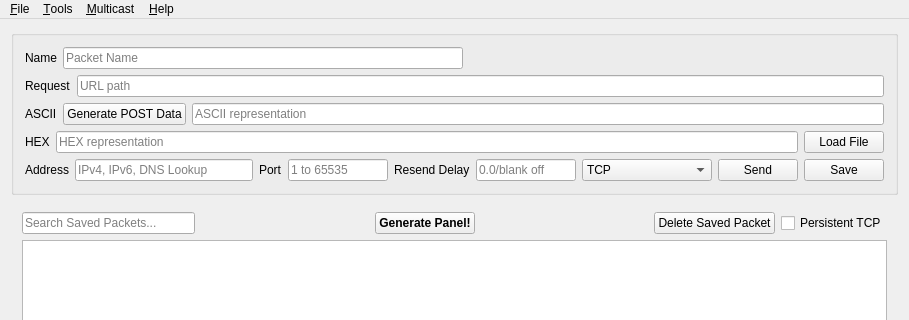
dannagle/PacketSender, file src/mainwindow.ui: the form before one commit; both pictures show x 0 to 909 and y 0 to 320 of the 909 by 746 pixel window.
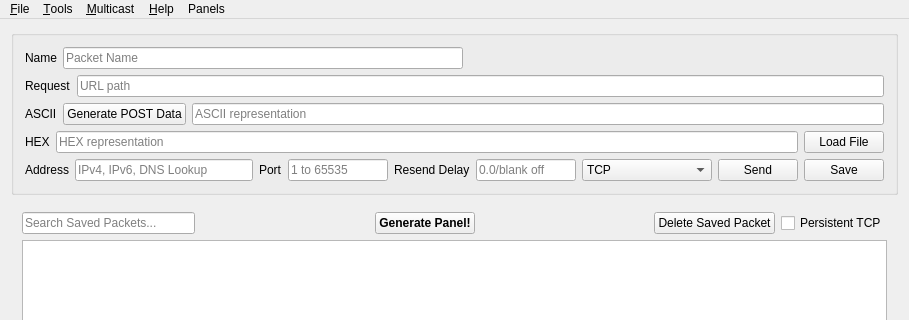
The form after the commit. Icons and pictures are not drawn.

Commit message: enable panel generator

```diff
--- a/src/mainwindow.ui
+++ b/src/mainwindow.ui
@@ -552,10 +552,17 @@
     </property>
     <addaction name="actionJoin_IPv4"/>
    </widget>
+   <widget class="QMenu" name="menuPanels">
+    <property name="title">
+     <string>Panels</string>
+    </property>
+    <addaction name="actionPanel_Generator"/>
+   </widget>
    <addaction name="menuFile"/>
    <addaction name="menuTools"/>
    <addaction name="menuMulitcast"/>
    <addaction name="menuHelp"/>
+   <addaction name="menuPanels"/>
   </widget>
   <widget class="QStatusBar" name="statusBar"/>
   <action name="actionExit">
```
Left out of the diff: 15 changed lines with no effect on the pictures. The commit also changes 3 other files.
